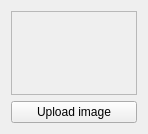
The window that ui/avatar_widget.ui (zkovari/plotlyst) describes before a commit, drawn with Qt 5.
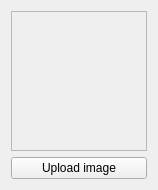
The same window after the commit.

What changed in the file:
```diff
--- a/ui/avatar_widget.ui
+++ b/ui/avatar_widget.ui
@@ -6,10 +6,28 @@
    <rect>
     <x>0</x>
     <y>0</y>
-    <width>148</width>
-    <height>134</height>
+    <width>158</width>
+    <height>190</height>
    </rect>
   </property>
+  <property name="sizePolicy">
+   <sizepolicy hsizetype="Preferred" vsizetype="Fixed">
+    <horstretch>0</horstretch>
+    <verstretch>0</verstretch>
+   </sizepolicy>
+  </property>
+  <property name="minimumSize">
+   <size>
+    <width>0</width>
+    <height>190</height>
+   </size>
+  </property>
+  <property name="maximumSize">
+   <size>
+    <width>16777215</width>
+    <height>190</height>
+   </size>
+  </property>
   <property name="windowTitle">
    <string>Form</string>
   </property>
@@ -40,6 +58,12 @@
       </property>
       <item>
        <widget class="QLabel" name="lblAvatar">
+        <property name="sizePolicy">
+         <sizepolicy hsizetype="Preferred" vsizetype="Fixed">
+          <horstretch>0</horstretch>
+          <verstretch>0</verstretch>
+         </sizepolicy>
+        </property>
         <property name="text">
          <string/>
         </property>
```
